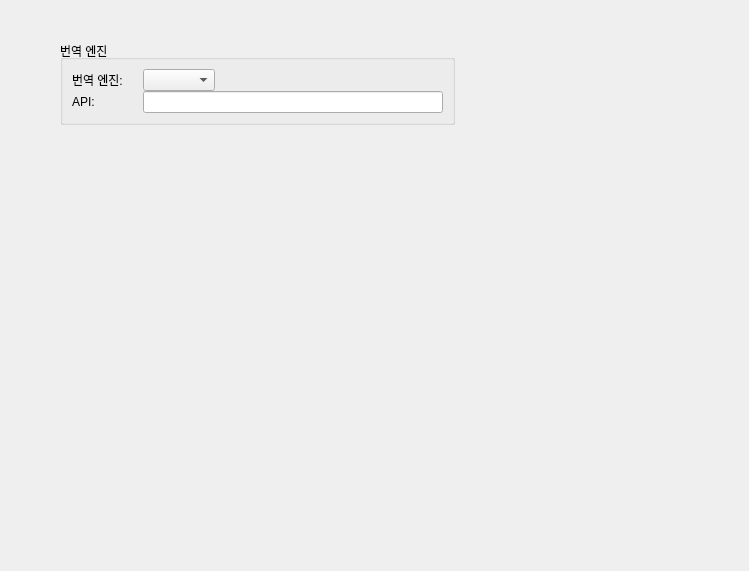
Before: the Qt Designer form src/Settings/EngineOptionWidget.ui in KimYubin/SolTranslator, drawn with Qt 5.
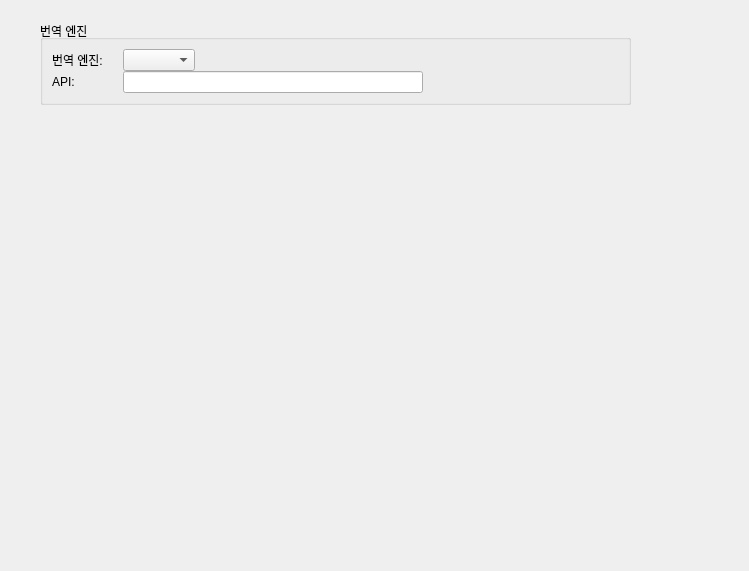
After: the same form once the commit is applied.

```diff
--- a/src/Settings/EngineOptionWidget.ui
+++ b/src/Settings/EngineOptionWidget.ui
@@ -22,29 +22,14 @@
      <height>481</height>
     </rect>
    </property>
-   <layout class="QGridLayout" name="mainLayout" rowstretch="0,0">
-    <property name="leftMargin">
-     <number>20</number>
-    </property>
-    <property name="topMargin">
-     <number>20</number>
-    </property>
-    <property name="bottomMargin">
-     <number>20</number>
-    </property>
+   <layout class="QGridLayout" name="mainLayout" rowstretch="0">
     <property name="spacing">
      <number>0</number>
     </property>
     <item row="0" column="0">
      <layout class="QGridLayout" name="gridLayout_2">
-      <item row="0" column="0">
+      <item row="0" column="0" alignment="Qt::AlignmentFlag::AlignTop">
        <widget class="QGroupBox" name="engineGroup">
-        <property name="sizePolicy">
-         <sizepolicy hsizetype="Fixed" vsizetype="Fixed">
-          <horstretch>0</horstretch>
-          <verstretch>0</verstretch>
-         </sizepolicy>
-        </property>
         <property name="title">
          <string>번역 엔진</string>
         </property>
@@ -104,12 +89,6 @@
            </item>
            <item row="1" column="1" alignment="Qt::AlignmentFlag::AlignLeft|Qt::AlignmentFlag::AlignVCenter">
             <widget class="QLineEdit" name="apiInputLine">
-             <property name="sizePolicy">
-              <sizepolicy hsizetype="Fixed" vsizetype="Fixed">
-               <horstretch>0</horstretch>
-               <verstretch>0</verstretch>
-              </sizepolicy>
-             </property>
              <property name="minimumSize">
               <size>
                <width>300</width>
@@ -123,34 +102,8 @@
         </layout>
        </widget>
       </item>
-      <item row="0" column="1">
-       <spacer name="horizontalSpacer_2">
-        <property name="orientation">
-         <enum>Qt::Orientation::Horizontal</enum>
-        </property>
-        <property name="sizeHint" stdset="0">
-         <size>
-          <width>40</width>
-          <height>20</height>
-         </size>
-        </property>
-       </spacer>
-      </item>
      </layout>
     </item>
-    <item row="1" column="0">
-     <spacer name="verticalSpacer">
-      <property name="orientation">
-       <enum>Qt::Orientation::Vertical</enum>
-      </property>
-      <property name="sizeHint" stdset="0">
-       <size>
-        <width>20</width>
-        <height>40</height>
-       </size>
-      </property>
-     </spacer>
-    </item>
    </layout>
   </widget>
  </widget>
```
